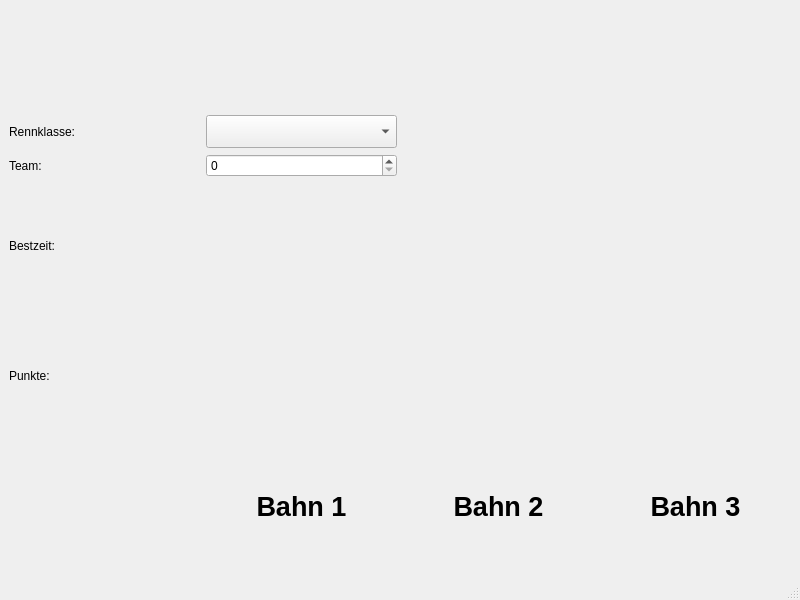
Above: main.ui from rhaschke/SMD before the change. Below: the same form after it.
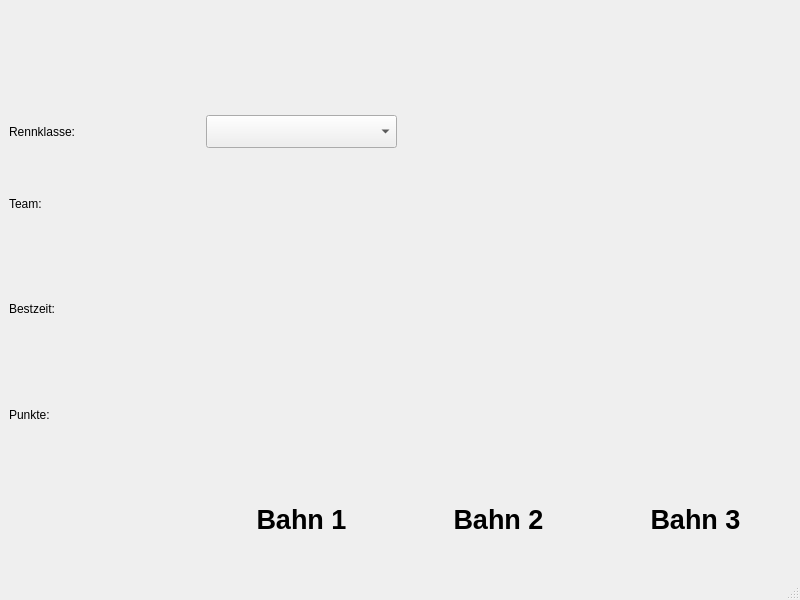
That is the form after the change. Icons and pictures are not drawn. Custom widgets are drawn as their Qt base class.

The edit to the form file:
```diff
--- a/main.ui
+++ b/main.ui
@@ -196,9 +196,6 @@
         </property>
        </widget>
       </item>
-      <item row="1" column="1">
-       <widget class="QSpinBox" name="spinBox"/>
-      </item>
       <item row="4" column="3">
        <widget class="QLabel" name="label_track3">
         <property name="font">
```
